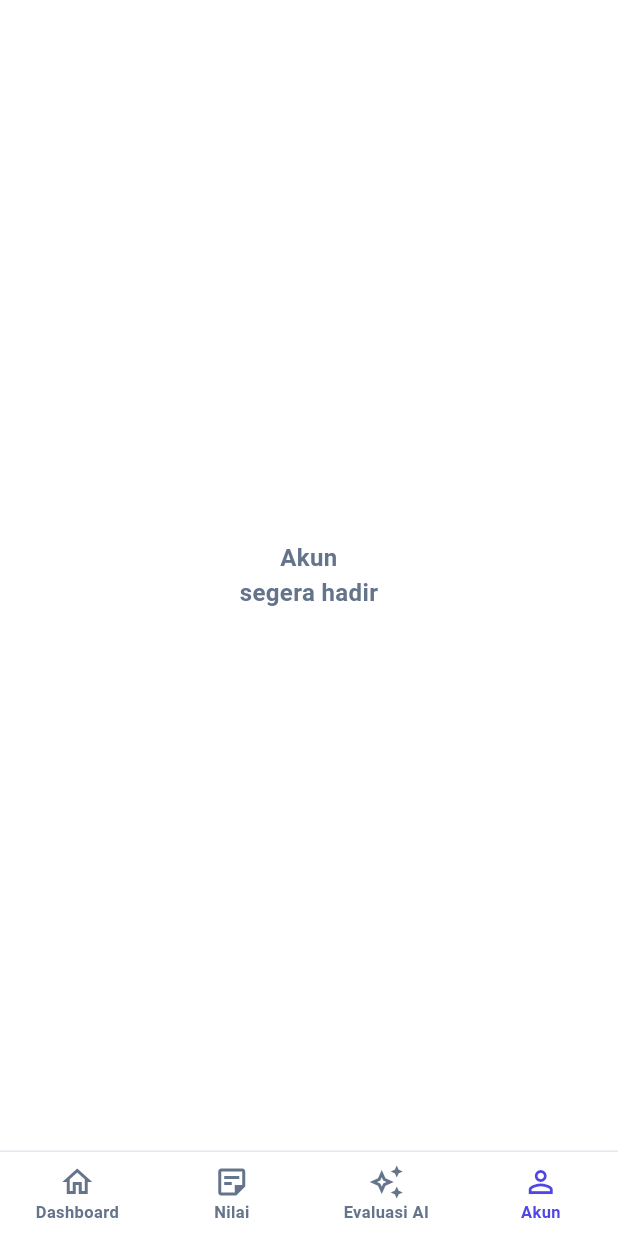
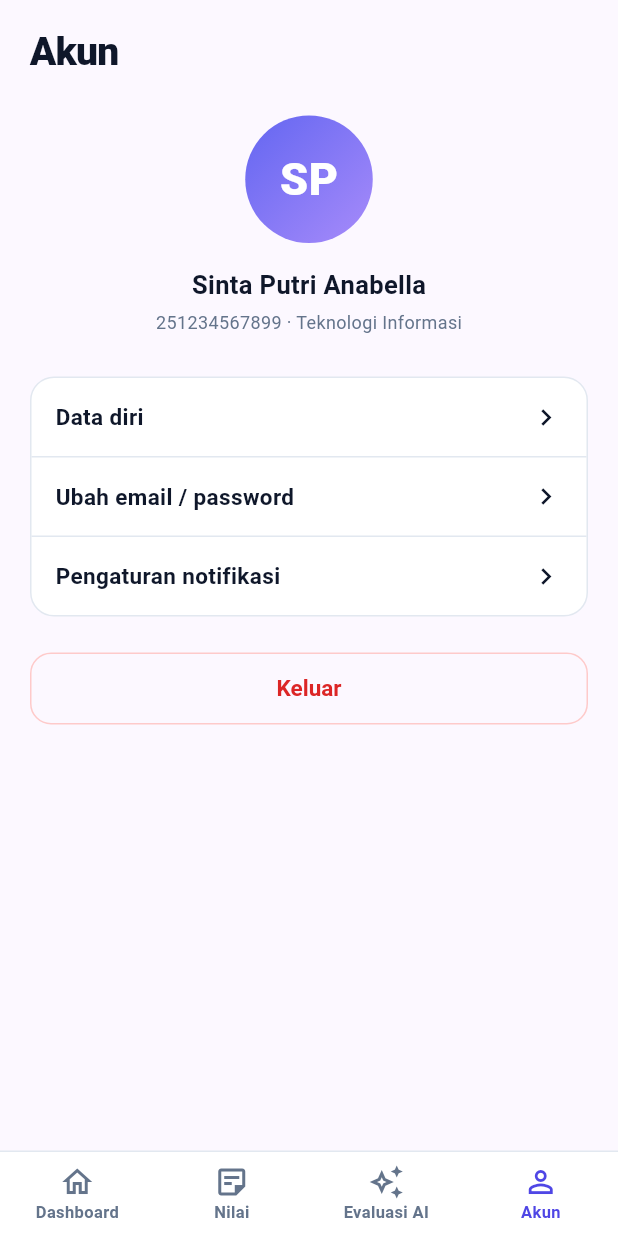
Before and after one commit to Azkiya-12/Gradia-PBL, a Flutter app: the MainShell screen opened directly, item 4 of the bottom bar chosen, on a phone screen of 412 x 824 dp. Run offline on Flutter 3.47's test engine with Material 3 defaults, Android fonts, the phone set to English and light mode, and no system bars; our stand-ins replace connectivity_plus.

Commit message:
nambah akun

```diff
--- /dev/null
+++ b/mahasiswa/lib/screens/akun_screen.dart
@@ -0,0 +1,133 @@
+import 'package:flutter/material.dart';
+import '../app_colors.dart';
+import '../widgets/common.dart';
+import 'data_diri_screen.dart';
+import 'login_screen.dart';
+import 'pengaturan_notifikasi_screen.dart';
+import 'ubah_email_password_screen.dart';
+
+/// Screen 16 - Tab "Akun" di bottom nav
+class AkunScreen extends StatelessWidget {
+  const AkunScreen({super.key});
+
+  @override
+  Widget build(BuildContext context) {
+    return SingleChildScrollView(
+      padding: const EdgeInsets.fromLTRB(20, 16, 20, 24),
+      child: Column(
+        crossAxisAlignment: CrossAxisAlignment.start,
+        children: const [
+          Text('Akun',
+              style: TextStyle(
+                  fontSize: 26,
+                  fontWeight: FontWeight.w800,
+                  letterSpacing: -0.5,
+                  color: AppColors.ink)),
+          SizedBox(height: 24),
+          _ProfilBody(),
+        ],
+      ),
+    );
+  }
+}
+
+/// Screen 17 - Profil (versi dengan tombol back, dibuka dari avatar di Dashboard)
+class ProfilScreen extends StatelessWidget {
+  const ProfilScreen({super.key});
+
+  @override
+  Widget build(BuildContext context) => const SubScreen(
+        title: 'Profil',
+        padding: EdgeInsets.fromLTRB(20, 24, 20, 24),
+        child: _ProfilBody(),
+      );
+}
+
+/// Isi bersama untuk Akun dan Profil (avatar, nama, menu, tombol keluar).
+class _ProfilBody extends StatelessWidget {
+  const _ProfilBody();
+
+  @override
+  Widget build(BuildContext context) {
+    return Column(
+      children: [
+        Container(
+          width: 85,
+          height: 85,
+          alignment: Alignment.center,
+          decoration: const BoxDecoration(
+            shape: BoxShape.circle,
+            gradient: LinearGradient(
+              begin: Alignment.topLeft,
+              end: Alignment.bottomRight,
+              colors: [Color(0xFF6366F1), Color(0xFFA78BFA)],
+            ),
+          ),
+          child: const Text('SP',
+              style: TextStyle(
+                  color: Colors.white,
+                  fontSize: 30,
+                  fontWeight: FontWeight.w800)),
+        ),
+        const SizedBox(height: 16),
+        const Text('Sinta Putri Anabella',
+            style: TextStyle(
+                fontSize: 17,
+                fontWeight: FontWeight.w700,
+                color: AppColors.ink)),
+        const SizedBox(height: 4),
+        const Text('251234567899 · Teknologi Informasi',
+            style: TextStyle(fontSize: 12, color: AppColors.muted)),
+        const SizedBox(height: 28),
+        AppCard(
+          child: Column(
+            children: divide([
+              _MenuRow('Data diri',
+                  () => push(context, const DataDiriScreen())),
+              _MenuRow('Ubah email / password',
+                  () => push(context, const UbahEmailPasswordScreen())),
+              _MenuRow('Pengaturan notifikasi',
+                  () => push(context, const PengaturanNotifikasiScreen())),
+            ]),
+          ),
+        ),
+        const SizedBox(height: 24),
+        DestructiveButton(
+          'Keluar',
+          onPressed: () => Navigator.of(context).pushAndRemoveUntil(
+            MaterialPageRoute(builder: (_) => const LoginScreen()),
+            (route) => false,
+          ),
+        ),
+      ],
+    );
+  }
+}
+
+class _MenuRow extends StatelessWidget {
+  final String title;
+  final VoidCallback onTap;
+  const _MenuRow(this.title, this.onTap);
+
+  @override
+  Widget build(BuildContext context) {
+    return InkWell(
+      onTap: onTap,
+      child: Padding(
+        padding: const EdgeInsets.symmetric(horizontal: 16, vertical: 15),
+        child: Row(
+          children: [
+            Expanded(
+              child: Text(title,
+                  style: const TextStyle(
+                      fontSize: 15,
+                      fontWeight: FontWeight.w600,
+                      color: AppColors.ink)),
+            ),
+            const Icon(Icons.chevron_right, color: AppColors.ink, size: 22),
+          ],
+        ),
+      ),
+    );
+  }
+}
--- a/mahasiswa/lib/screens/dashboard_screen.dart
+++ b/mahasiswa/lib/screens/dashboard_screen.dart
@@ -1,6 +1,7 @@
 import 'package:flutter/material.dart';
 import 'notifikasi_screen.dart';
 import 'tugas_screen.dart';
+import 'akun_screen.dart';
 
 class DashboardScreen extends StatelessWidget {
   final ValueChanged<int>? onTabChange;
--- a/mahasiswa/lib/screens/main_shell.dart
+++ b/mahasiswa/lib/screens/main_shell.dart
@@ -2,6 +2,7 @@ import 'package:flutter/material.dart';
 import 'dashboard_screen.dart';
 import 'nilai_akademik_screen.dart';
 import 'evaluasi_ai_tab_screen.dart';
+import 'akun_screen.dart'; // <-- DIUBAH (import baru)
 
 class MainShell extends StatefulWidget {
   const MainShell({super.key});
@@ -28,8 +29,8 @@ class _MainShellState extends State<MainShell> {
         children: [
           DashboardScreen(onTabChange: _goTo),
           NilaiScreen(onKembaliKeDashboard: () => _goTo(0)),
-          const EvaluasiAiTabScreen (),
-          const _SegeraHadir(title: 'Akun'),
+          const SafeArea(bottom: false, child: EvaluasiAiTabScreen()),
+          const SafeArea(bottom: false, child: AkunScreen()), // <-- DIUBAH
         ],
       ),
       bottomNavigationBar: Container(
@@ -71,31 +72,3 @@ class _MainShellState extends State<MainShell> {
     );
   }
 }
-
-/// Halaman sementara untuk tab yang belum dibuat.
-/// Nanti diganti dengan halaman aslinya.
-class _SegeraHadir extends StatelessWidget {
-  final String title;
-
-  const _SegeraHadir({required this.title});
-
-  @override
-  Widget build(BuildContext context) {
-    return Scaffold(
-      backgroundColor: Colors.white,
-      body: SafeArea(
-        child: Center(
-          child: Text(
-            '$title\nsegera hadir',
-            textAlign: TextAlign.center,
-            style: const TextStyle(
-              fontSize: 16,
-              fontWeight: FontWeight.w600,
-              color: Color(0xFF64748B),
-            ),
-          ),
-        ),
-      ),
-    );
-  }
-}
--- a/mahasiswa/lib/screens/pengaturan_notifikasi_screen.dart
+++ b/mahasiswa/lib/screens/pengaturan_notifikasi_screen.dart
@@ -121,7 +121,7 @@ class _PengaturanNotifikasiScreenState
               const SizedBox(height: 24),
               SizedBox(
                 width: double.infinity,
-                height: 50,
+                height: 48, // <-- DIUBAH (tadinya 50)
                 child: ElevatedButton(
                   onPressed: _simpan,
                   style: ElevatedButton.styleFrom(
@@ -173,8 +173,8 @@ class _SwitchRow extends StatelessWidget {
                 Text(
                   judul,
                   style: const TextStyle(
-                    fontSize: 14,
-                    fontWeight: FontWeight.w700,
+                    fontSize: 15, // <-- DIUBAH (tadinya 14)
+                    fontWeight: FontWeight.w600, // <-- DIUBAH (tadinya w700)
                     color: Color(0xFF0F172A),
                   ),
                 ),
--- /dev/null
+++ b/mahasiswa/lib/screens/ubah_email_password_screen.dart
@@ -0,0 +1,96 @@
+import 'package:flutter/material.dart';
+import '../demo_data.dart';
+import '../widgets/common.dart';
+
+/// Screen 20 - Ubah email / password (dengan validasi dan tampilan error)
+class UbahEmailPasswordScreen extends StatefulWidget {
+  const UbahEmailPasswordScreen({super.key});
+
+  @override
+  State<UbahEmailPasswordScreen> createState() =>
+      _UbahEmailPasswordScreenState();
+}
+
+class _UbahEmailPasswordScreenState extends State<UbahEmailPasswordScreen> {
+  final _email = TextEditingController();
+  final _lama = TextEditingController();
+  final _baru = TextEditingController();
+  final _konfirmasi = TextEditingController();
+  Map<String, String> _err = {};
+
+  @override
+  void dispose() {
+    for (final c in [_email, _lama, _baru, _konfirmasi]) {
+      c.dispose();
+    }
+    super.dispose();
+  }
+
+  void _simpan() {
+    final e = <String, String>{};
+    if (_email.text.trim().isNotEmpty && !isKampusEmail(_email.text)) {
+      e['email'] = 'Gunakan email kampus yang berakhiran @kampus.ac.id';
+    }
+    if (_lama.text != DemoAccount.password) {
+      e['lama'] =
+          'Password lama belum sesuai. Ketik ulang, atau atur ulang lewat Lupa password.';
+    }
+    if (!isValidPassword(_baru.text)) {
+      e['baru'] = 'Password minimal 8 karakter, kombinasi huruf dan angka.';
+    }
+    if (_konfirmasi.text.isEmpty || _konfirmasi.text != _baru.text) {
+      e['konfirmasi'] = 'Konfirmasi belum sama dengan password baru.';
+    }
+    setState(() => _err = e);
+    if (e.isEmpty) {
+      DemoAccount.password = _baru.text;
+      if (_email.text.trim().isNotEmpty) {
+        DemoAccount.email = _email.text.trim().toLowerCase();
+      }
+      showSnack(context, 'Perubahan disimpan (demo)');
+      Navigator.of(context).maybePop();
+    }
+  }
+
+  @override
+  Widget build(BuildContext context) {
+    return SubScreen(
+      title: 'Ubah email / password',
+      child: Column(
+        crossAxisAlignment: CrossAxisAlignment.start,
+        children: [
+          AppTextField(
+            label: 'Email baru',
+            hint: 'nama@kampus.ac.id',
+            controller: _email,
+            keyboardType: TextInputType.emailAddress,
+            error: _err['email'],
+          ),
+          const SizedBox(height: 16),
+          AppTextField(
+              label: 'Password lama',
+              hint: 'Masukkan password lama',
+              controller: _lama,
+              obscure: true,
+              error: _err['lama']),
+          const SizedBox(height: 16),
+          AppTextField(
+              label: 'Password baru',
+              hint: 'Minimal 8 karakter',
+              controller: _baru,
+              obscure: true,
+              error: _err['baru']),
+          const SizedBox(height: 16),
+          AppTextField(
+              label: 'Konfirmasi password baru',
+              hint: 'Ketik ulang password baru',
+              controller: _konfirmasi,
+              obscure: true,
+              error: _err['konfirmasi']),
+          const SizedBox(height: 24),
+          PrimaryButton('Simpan perubahan', onPressed: _simpan),
+        ],
+      ),
+    );
+  }
+}
```
Also changed, not shown: mahasiswa/lib/screens/data_diri_screen.dart (added, +50 -0 lines).
